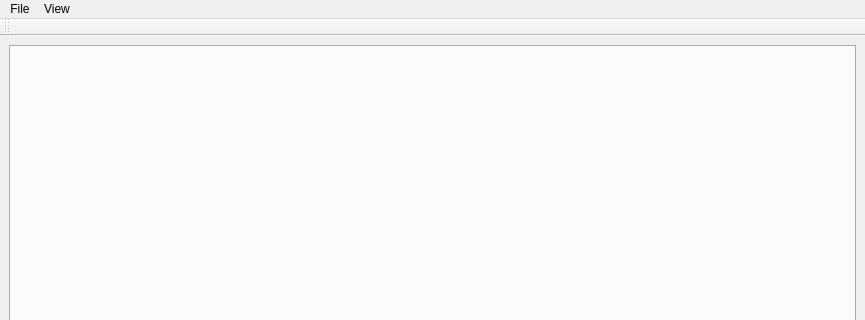
Above: ui/main_window.ui from zkovari/plotlyst before the change; both pictures show x 0 to 865 and y 0 to 320 of the 865 by 665 pixel window. Below: the same form after it.
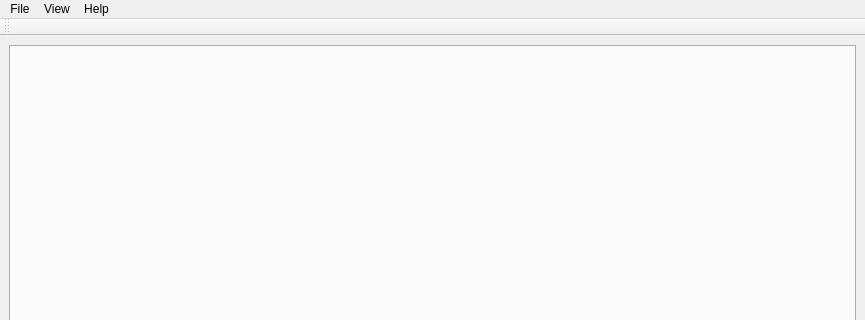
That is the form after the change.

Commit message: Add about dialog

```diff
--- a/ui/main_window.ui
+++ b/ui/main_window.ui
@@ -62,8 +62,15 @@
      <string>View</string>
     </property>
    </widget>
+   <widget class="QMenu" name="menuHelp">
+    <property name="title">
+     <string>Help</string>
+    </property>
+    <addaction name="actionAbout"/>
+   </widget>
    <addaction name="menuFile"/>
    <addaction name="menuView"/>
+   <addaction name="menuHelp"/>
   </widget>
   <widget class="QStatusBar" name="statusbar"/>
   <widget class="QToolBar" name="toolBar">
```
Left out of the diff: 5 changed lines with no effect on the pictures. The commit also changes 4 other files.
